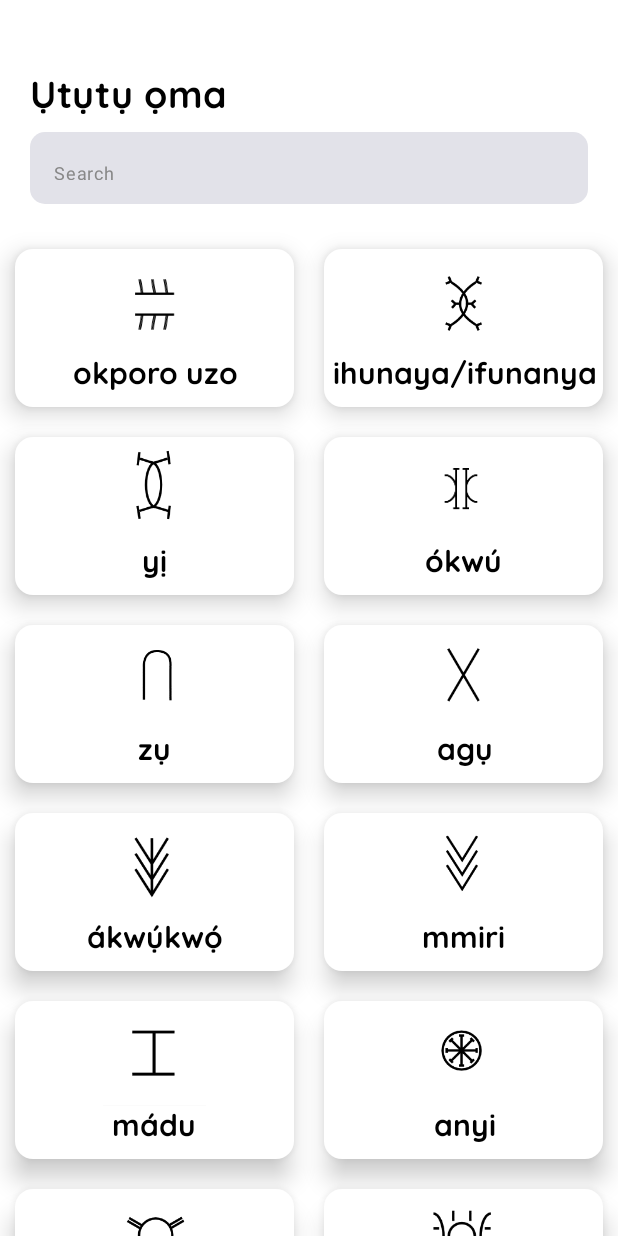
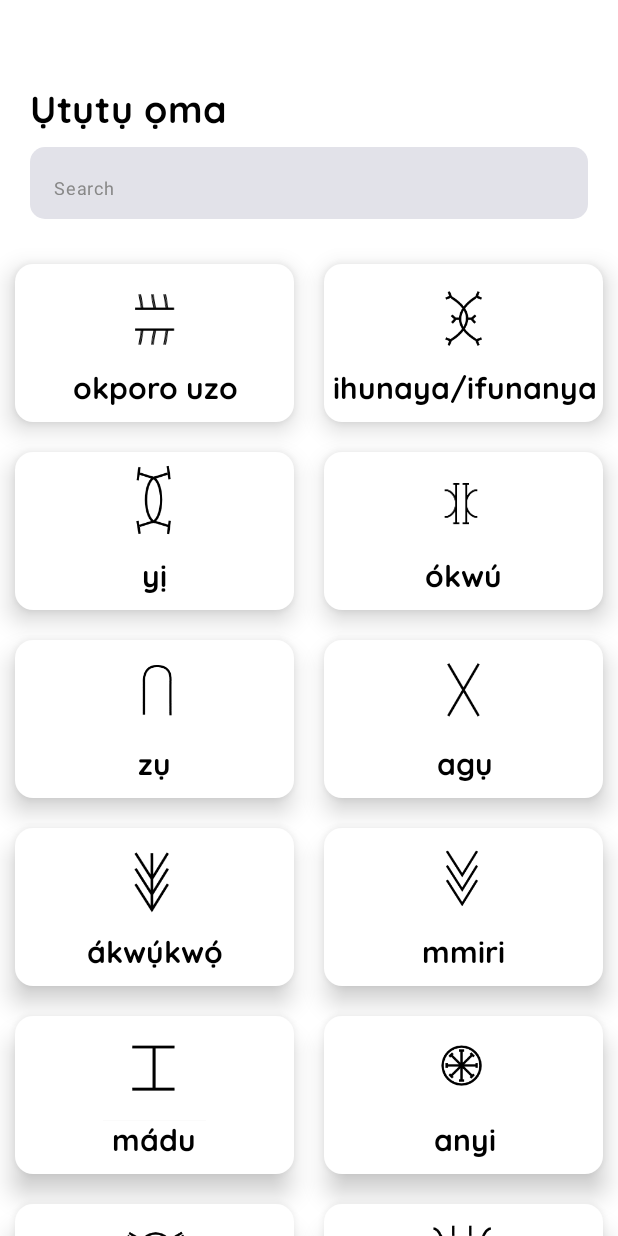
Before and after one commit to eflexcode/LearnNsibidiRadicals, an Android app built with Jetpack Compose: the screen it shows after launch (MainActivity), on a phone screen of 412 x 824 dp. Run offline under Robolectric (Android 15) with nearby library versions, the phone set to English and light mode, and no system bars; our stand-ins replace AdMob, accompanist; pictures from the network do not load; Roboto replaces fonts that are not available here; 2 statements that could not run were skipped.

```diff
--- a/app/src/main/java/com/larrex/learnnsibidiradicals/ui/conmponent/AdBanner.kt
+++ b/app/src/main/java/com/larrex/learnnsibidiradicals/ui/conmponent/AdBanner.kt
@@ -15,7 +15,7 @@ fun AdBannerHome(){
 
     AndroidView(modifier = Modifier
         .fillMaxWidth()
-        .padding(top = 35.dp, bottom = 2.dp), factory = { context ->
+        .padding(top = 45.dp, bottom = 2.dp), factory = { context ->
 
         AdView(context).apply {
             setAdSize(AdSize.BANNER)
```
